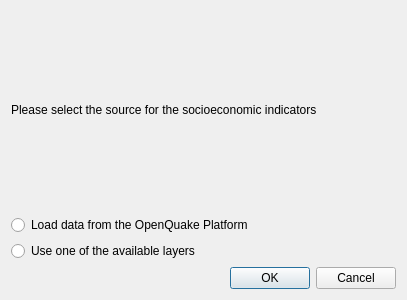
gem/oq-irmt-qgis, file svir/ui/ui_choose_sv_data_source.ui: the form before one commit.
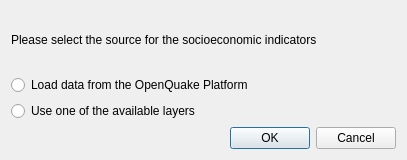
The form after the commit.

Patch:
```diff
--- a/svir/ui/ui_choose_sv_data_source.ui
+++ b/svir/ui/ui_choose_sv_data_source.ui
@@ -7,7 +7,7 @@
     <x>0</x>
     <y>0</y>
     <width>407</width>
-    <height>300</height>
+    <height>160</height>
    </rect>
   </property>
   <property name="windowTitle">
```
